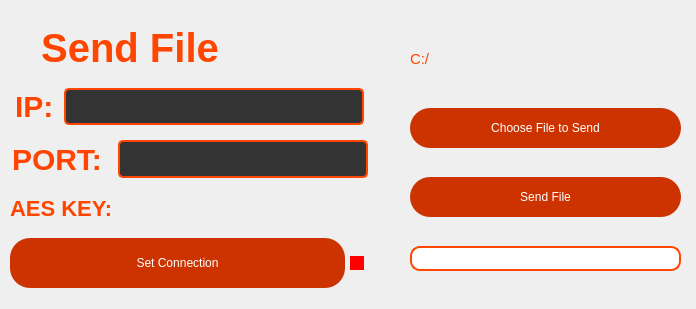
Old version of the form ui/SendingFile.ui in the repository bartzlot/file_sender.
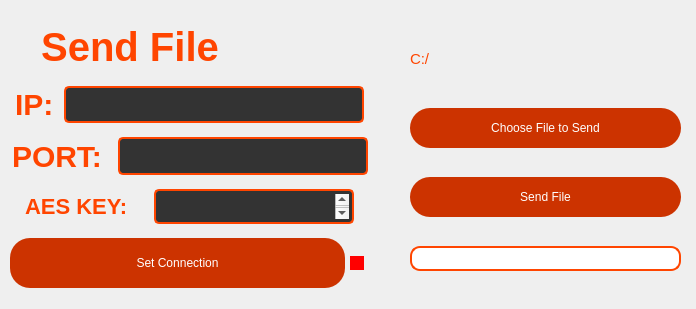
New version of the form.

Diff of the .ui file:
```diff
--- a/ui/SendingFile.ui
+++ b/ui/SendingFile.ui
@@ -221,31 +221,40 @@
         </widget>
        </item>
        <item>
-        <widget class="QLabel" name="aes_label">
+        <widget class="QTextEdit" name="aes_textedit">
          <property name="maximumSize">
           <size>
-           <width>250</width>
-           <height>30</height>
+           <width>200</width>
+           <height>35</height>
           </size>
          </property>
          <property name="styleSheet">
-          <string notr="true">QLabel {
-    font-family: Arial, sans-serif;
-    font-size: 14px; /* Larger font size */
-    color: #ff8457; /* Red text color (example: DarkOrange) */
-    background: transparent; /* No background */
-    text-align: center; /* Center the text horizontally */
-    selection: on; /* Allow text selection */
-}</string>
+          <string notr="true">QTextEdit {
+    background-color: #333; /* Dark gray background color for QTextEdit */
+    color: #FFF; /* White text color */
+    border: 2px solid #FF4500; /* Red border around the QTextEdit */
+    border-radius: 5px; /* Rounded corners */
+    padding: 3px; /* Padding for text content */
+}
+
+QTextEdit:hover {
+    border: 2px solid #FF6600; /* Red border on hover */
+}
+
+QTextEdit:focus {
+    border: 2px solid #FF3300; /* Red border when QTextEdit is in focus */
+}
+</string>
          </property>
-         <property name="text">
-          <string/>
-         </property>
-         <property name="alignment">
-          <set>Qt::AlignCenter</set>
-         </property>
-         <property name="wordWrap">
-          <bool>true</bool>
+         <property name="html">
+          <string>&lt;!DOCTYPE HTML PUBLIC &quot;-//W3C//DTD HTML 4.0//EN&quot; &quot;http://www.w3.org/TR/REC-html40/strict.dtd&quot;&gt;
+&lt;html&gt;&lt;head&gt;&lt;meta name=&quot;qrichtext&quot; content=&quot;1&quot; /&gt;&lt;meta charset=&quot;utf-8&quot; /&gt;&lt;style type=&quot;text/css&quot;&gt;
+p, li { white-space: pre-wrap; }
+hr { height: 1px; border-width: 0; }
+li.unchecked::marker { content: &quot;\2610&quot;; }
+li.checked::marker { content: &quot;\2612&quot;; }
+&lt;/style&gt;&lt;/head&gt;&lt;body style=&quot; font-family:'.AppleSystemUIFont'; font-size:13pt; font-weight:400; font-style:normal;&quot;&gt;
+&lt;p style=&quot;-qt-paragraph-type:empty; margin-top:0px; margin-bottom:0px; margin-left:0px; margin-right:0px; -qt-block-indent:0; text-indent:0px;&quot;&gt;&lt;br /&gt;&lt;/p&gt;&lt;/body&gt;&lt;/html&gt;</string>
          </property>
         </widget>
        </item>
```
